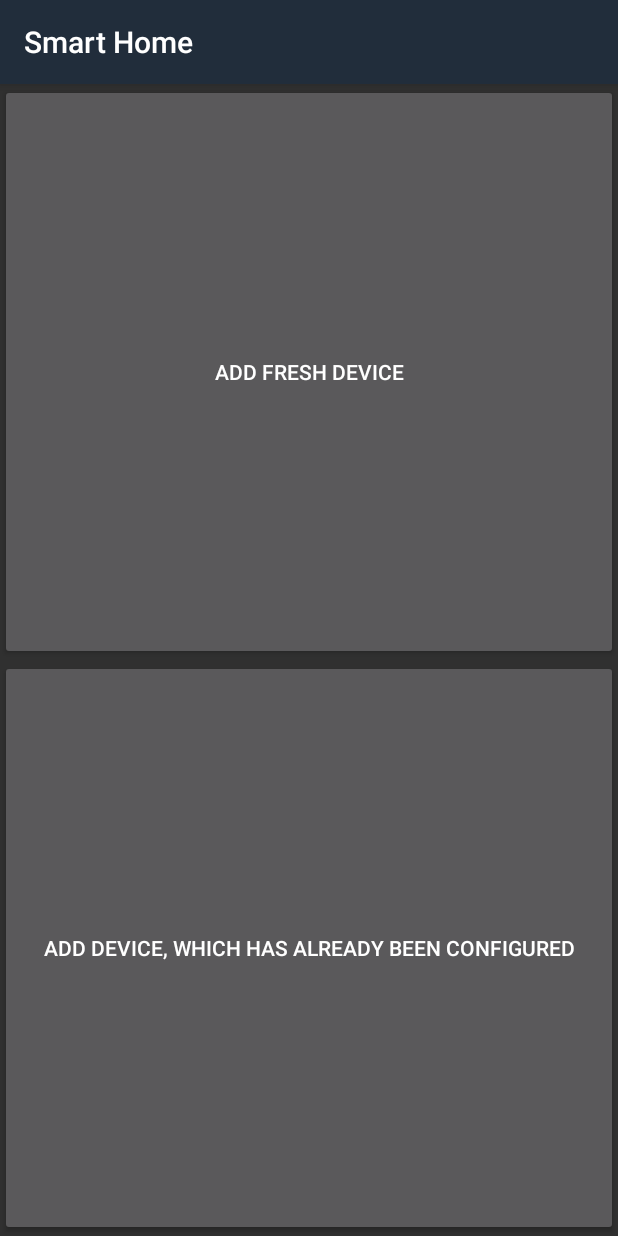
After one commit to Tsar/smart_home, an Android app: the layout add_new_device.xml on its own in the app's theme, with its tools: preview values and no code run, on a phone screen of 412 x 824 dp. The commit adds this screen. Run offline under Robolectric (Android 15) with nearby library versions, the phone set to English and light mode, and no system bars.

Commit message:
Started creating some interface in App

```diff
--- a/App/app/src/main/res/color/button_bg.xml
+++ b/App/app/src/main/res/color/button_bg.xml
@@ -1,8 +1,6 @@
 <?xml version="1.0" encoding="utf-8"?>
 <selector xmlns:android="http://schemas.android.com/apk/res/android">
-    <item android:state_pressed="true"
-        android:color="#697C91" />
-    <item android:state_enabled="false"
-        android:color="#111111" />
+    <item android:state_pressed="true" android:color="#697C91" />
+    <item android:state_enabled="false" android:color="#111111" />
     <item android:color="#3D4A59" />
 </selector>
--- a/App/app/src/main/res/color/button_text.xml
+++ b/App/app/src/main/res/color/button_text.xml
@@ -1,8 +1,6 @@
 <?xml version="1.0" encoding="utf-8"?>
 <selector xmlns:android="http://schemas.android.com/apk/res/android">
-    <item android:state_pressed="true"
-        android:color="#B95367" />
-    <item android:state_enabled="false"
-        android:color="#505050" />
+    <item android:state_pressed="true" android:color="#B95367" />
+    <item android:state_enabled="false" android:color="#505050" />
     <item android:color="#7BC4FB" />
 </selector>
--- /dev/null
+++ b/App/app/src/main/res/drawable/plus_sign.xml
@@ -0,0 +1,4 @@
+<vector android:height="24dp" android:viewportHeight="448"
+    android:viewportWidth="448" android:width="24dp" xmlns:android="http://schemas.android.com/apk/res/android">
+    <path android:fillColor="#FFFFFF" android:pathData="m272,184c-4.418,0 -8,-3.582 -8,-8v-176h-80v176c0,4.418 -3.582,8 -8,8h-176v80h176c4.418,0 8,3.582 8,8v176h80v-176c0,-4.418 3.582,-8 8,-8h176v-80zM272,184"/>
+</vector>
--- /dev/null
+++ b/App/app/src/main/res/drawable/update_arrow.xml
@@ -0,0 +1,4 @@
+<vector android:height="24dp" android:viewportHeight="14.155"
+    android:viewportWidth="14.155" android:width="24dp" xmlns:android="http://schemas.android.com/apk/res/android">
+    <path android:fillColor="#FFFFFF" android:pathData="M12.083,1.887c-0.795,-0.794 -1.73,-1.359 -2.727,-1.697v2.135c0.48,0.239 0.935,0.55 1.334,0.95c1.993,1.994 1.993,5.236 0,7.229c-1.993,1.99 -5.233,1.99 -7.229,0c-1.991,-1.995 -1.991,-5.235 0,-7.229C3.466,3.269 3.482,3.259 3.489,3.25h0.002l1.181,1.179L4.665,0.685L0.923,0.68l1.176,1.176C2.092,1.868 2.081,1.88 2.072,1.887c-2.763,2.762 -2.763,7.243 0,10.005c2.767,2.765 7.245,2.765 10.011,0C14.844,9.13 14.847,4.649 12.083,1.887z"/>
+</vector>
--- a/App/app/src/main/res/layout/activity_main.xml
+++ b/App/app/src/main/res/layout/activity_main.xml
@@ -5,4 +5,7 @@
     android:layout_width="match_parent"
     android:layout_height="match_parent">
 
+    <include layout="@layout/management" />
+    <include layout="@layout/add_new_device" />
+
 </ViewFlipper>
--- /dev/null
+++ b/App/app/src/main/res/layout/add_new_device.xml
@@ -0,0 +1,21 @@
+<?xml version="1.0" encoding="utf-8"?>
+<LinearLayout xmlns:android="http://schemas.android.com/apk/res/android"
+    android:orientation="vertical"
+    android:layout_width="match_parent"
+    android:layout_height="match_parent">
+
+    <Button
+        android:id="@+id/btnAddFresh"
+        android:layout_width="match_parent"
+        android:layout_height="0dp"
+        android:layout_weight="1"
+        android:text="@string/add_fresh_device" />
+
+    <Button
+        android:id="@+id/btnAddConfigured"
+        android:layout_width="match_parent"
+        android:layout_height="0dp"
+        android:layout_weight="1"
+        android:text="@string/add_configured_device" />
+
+</LinearLayout>
--- a/App/app/src/main/res/values/strings.xml
+++ b/App/app/src/main/res/values/strings.xml
@@ -1,3 +1,8 @@
 <resources>
     <string name="app_name">Smart Home</string>
+
+    <string name="add_new_device">Add new device</string>
+    <string name="update_statuses">Update statuses</string>
+    <string name="add_fresh_device">Add fresh device</string>
+    <string name="add_configured_device">Add device, which has already been configured</string>
 </resources>
```
Also changed, not shown: App/app/src/main/java/ru/tsar_ioann/smarthome/MainActivity.java (+53 -0 lines), App/app/src/main/res/layout/management.xml (added, +7 -0 lines), App/app/src/main/res/menu/menu.xml (added, +15 -0 lines), 1 other file.
